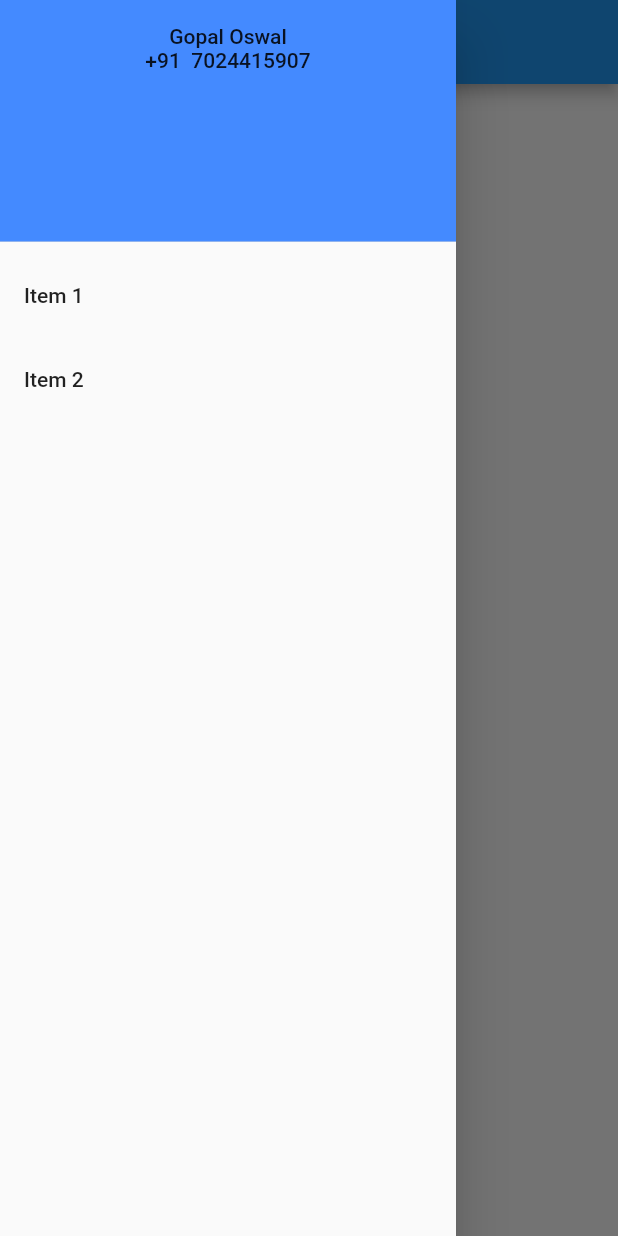
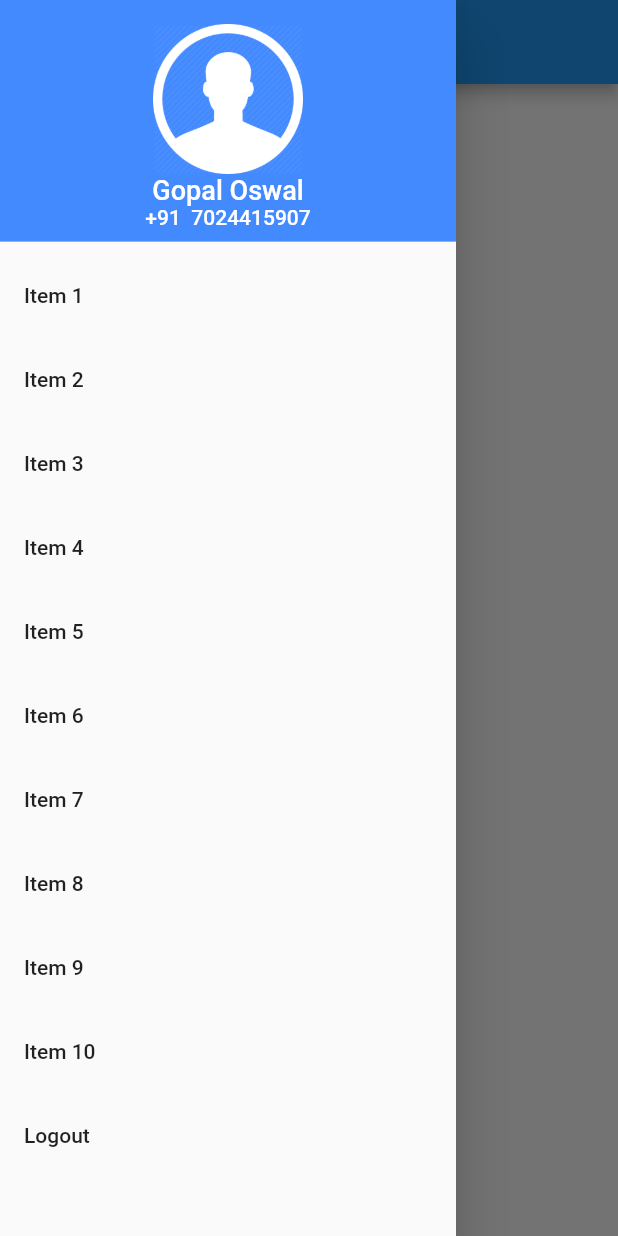
Before and after one commit to oswalgopal/First-Flutter-App, a Flutter app: the Home screen opened by its route, with the side drawer open, on a phone screen of 412 x 824 dp. Run offline on Flutter 3.47's test engine with Material 2 defaults, Android fonts, the phone set to English and light mode, and no system bars.

Commit message:
added drawer and asset images

```diff
--- a/lib/home.dart
+++ b/lib/home.dart
@@ -20,8 +20,19 @@ class _HomeState extends State<Home> {
             DrawerHeader(
               child: Column(
                 children: <Widget>[
-                  Text('Gopal Oswal'),
-                  Text('+91  7024415907')
+                  Image(
+                    image: AssetImage('assets/github.png'),
+                    width: 100,
+                    color: Colors.white,
+                  ),
+                  Text('Gopal Oswal', style: TextStyle(
+                    fontSize: 18,
+                    color: Colors.white
+                  ),),
+                  Text('+91  7024415907', style: TextStyle(
+                      fontSize: 14,
+                      color: Colors.white
+                  ),),
                 ],
               ),
               decoration: BoxDecoration(
@@ -42,6 +53,69 @@ class _HomeState extends State<Home> {
                 // ...
               },
             ),
+            ListTile(
+              title: Text('Item 3'),
+              onTap: () {
+                // Update the state of the app.
+                // ...
+              },
+            ),
+            ListTile(
+              title: Text('Item 4'),
+              onTap: () {
+                // Update the state of the app.
+                // ...
+              },
+            ),
+            ListTile(
+              title: Text('Item 5'),
+              onTap: () {
+                // Update the state of the app.
+                // ...
+              },
+            ),
+            ListTile(
+              title: Text('Item 6'),
+              onTap: () {
+                // Update the state of the app.
+                // ...
+              },
+            ),
+            ListTile(
+              title: Text('Item 7'),
+              onTap: () {
+                // Update the state of the app.
+                // ...
+              },
+            ),
+            ListTile(
+              title: Text('Item 8'),
+              onTap: () {
+                // Update the state of the app.
+                // ...
+              },
+            ),
+            ListTile(
+              title: Text('Item 9'),
+              onTap: () {
+                // Update the state of the app.
+                // ...
+              },
+            ),
+            ListTile(
+              title: Text('Item 10'),
+              onTap: () {
+                // Update the state of the app.
+                // ...
+              },
+            ),
+            ListTile(
+              title: Text('Logout'),
+              onTap: () {
+                // Update the state of the app.
+                // ...
+              },
+            ),
           ],
         ),
       ),
--- a/pubspec.yaml
+++ b/pubspec.yaml
@@ -41,9 +41,8 @@ flutter:
   uses-material-design: true
 
   # To add assets to your application, add an assets section, like this:
-  # assets:
-  #  - images/a_dot_burr.jpeg
-  #  - images/a_dot_ham.jpeg
+  assets:
+    - assets/
 
   # An image asset can refer to one or more resolution-specific "variants", see
   # https://flutter.dev/assets-and-images/#resolution-aware.
```
Also changed, not shown: assets/github.png.
